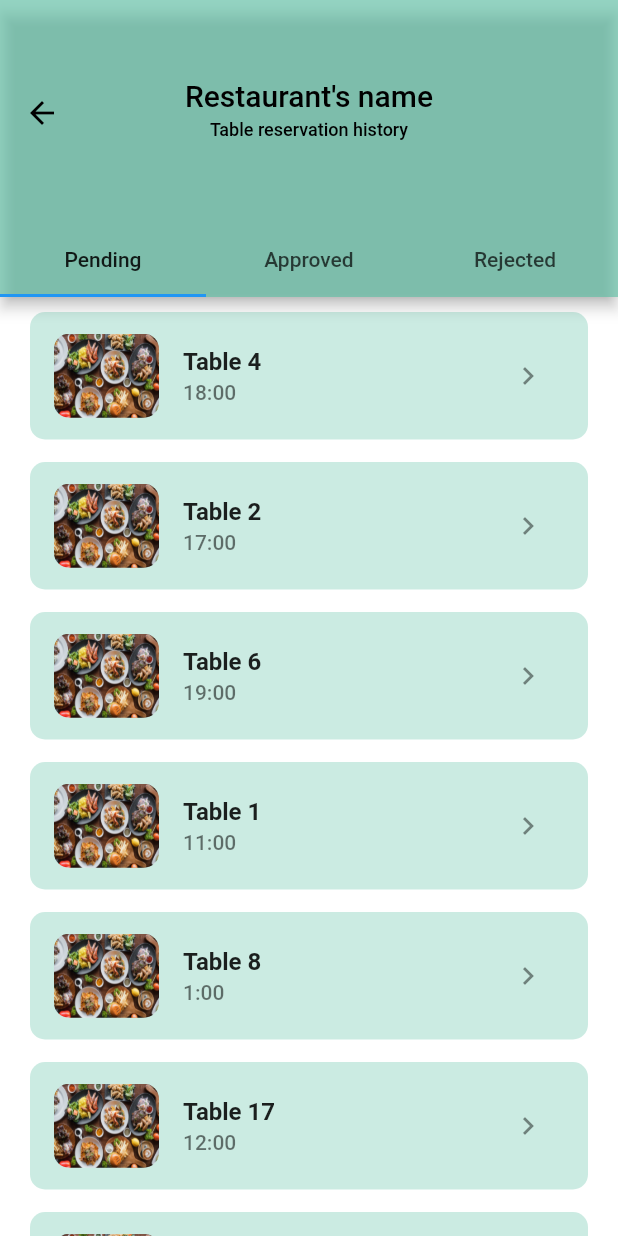
After one commit to maheensabahat/hangry, a Flutter app: the RestaurantHome screen opened directly, after a tap on "Tables", on a phone screen of 412 x 824 dp. The commit adds this screen. Run offline on Flutter 3.47's test engine with Material 2 defaults, Android fonts, the phone set to English and light mode, and no system bars; our stand-ins replace curved_navigation_bar, numberpicker; missing offline and left inert: scroll_app_bar.

Commit message:
Changes in UI

```diff
--- a/lib/RestaurantHome.dart
+++ b/lib/RestaurantHome.dart
@@ -1,4 +1,7 @@
 import 'package:flutter/material.dart';
+import 'package:project/RestaurantMenu.dart';
+import 'package:project/RestaurantOrder.dart';
+import 'package:project/TableReservations.dart';
 
 class RestaurantHome extends StatefulWidget {
   const RestaurantHome({Key? key}) : super(key: key);
@@ -10,12 +13,14 @@ class RestaurantHome extends StatefulWidget {
 class _RestaurantHomeState extends State<RestaurantHome> {
   @override
   Widget build(BuildContext context) {
-    return Column(
+    return Scaffold(
+      body: Column(
+        mainAxisAlignment: MainAxisAlignment.center,
         children: [
           Container(
-          child: new Image.asset(
-            'assets/chef.png',
-            height: 60.0,
+            child: Image.asset(
+              'assets/Chef.png',
+              width: 500,
               fit: BoxFit.cover,
             ),
           ),
@@ -26,13 +31,13 @@ class _RestaurantHomeState extends State<RestaurantHome> {
                 padding: const EdgeInsets.all(8.0),
                 child: SizedBox(
                   height: 50,
-                width: 110,
+                  width: 80,
                   child: ElevatedButton(
                     onPressed: () {
                       Navigator.push(
                         context,
                         MaterialPageRoute(
-                          builder: (context) => const RestaurantHome()),
+                            builder: (context) => const RestaurantMenu()),
                       );
                     },
                     child: const Text('Menu'),
@@ -45,13 +50,13 @@ class _RestaurantHomeState extends State<RestaurantHome> {
                 padding: const EdgeInsets.all(8.0),
                 child: SizedBox(
                   height: 50,
-                width: 110,
+                  width: 80,
                   child: ElevatedButton(
                     onPressed: () {
                       Navigator.push(
                         context,
                         MaterialPageRoute(
-                          builder: (context) => const RestaurantHome()),
+                            builder: (context) => const RestaurantOrder()),
                       );
                     },
                     child: const Text('Orders'),
@@ -64,13 +69,13 @@ class _RestaurantHomeState extends State<RestaurantHome> {
                 padding: const EdgeInsets.all(8.0),
                 child: SizedBox(
                   height: 50,
-                width: 110,
+                  width: 80,
                   child: ElevatedButton(
                     onPressed: () {
                       Navigator.push(
                         context,
                         MaterialPageRoute(
-                          builder: (context) => const RestaurantHome()),
+                            builder: (context) => const TableReservations()),
                       );
                     },
                     child: const Text('Tables'),
@@ -82,6 +87,7 @@ class _RestaurantHomeState extends State<RestaurantHome> {
             ],
           ),
         ],
+      ),
     );
   }
 }
--- /dev/null
+++ b/lib/TableReservations.dart
@@ -0,0 +1,167 @@
+import 'package:flutter/material.dart';
+import 'package:project/Entities/Restaurant.dart';
+import 'package:project/Views/User/Widgets/RestaurantBanner.dart';
+import '../../ReservationRequests.dart';
+
+class TableReservations extends StatefulWidget {
+  const TableReservations({Key? key}) : super(key: key);
+
+  @override
+  _TableReservationsState createState() => _TableReservationsState();
+}
+
+class _TableReservationsState extends State<TableReservations>
+    with SingleTickerProviderStateMixin {
+  @override
+  List<tables> Pending_tables = [
+    tables(name: "Table 4", time: "18:00"),
+    tables(name: "Table 2", time: "17:00"),
+    tables(name: "Table 6", time: "19:00"),
+    tables(name: "Table 1", time: "11:00"),
+    tables(name: "Table 8", time: "1:00"),
+    tables(name: "Table 17", time: "12:00"),
+    tables(name: "Table 23", time: "19:00"),
+    tables(name: "Table 29", time: "18:00"),
+  ];
+
+  List<tables> Approved_tables = [
+    tables(name: "Table 3", time: "02:00"),
+    tables(name: "Table 7", time: "12:30"),
+    tables(name: "Table 9", time: "01:30"),
+    tables(name: "Table 11", time: "01:45"),
+    tables(name: "Table 15", time: "16:45"),
+    tables(name: "Table 20", time: "16:00"),
+    tables(name: "Table 25", time: "17:30"),
+    tables(name: "Table 19", time: "17:30")
+  ];
+
+  List<tables> Rejected_reservation = [
+    tables(name: "Table 3", time: "17:30"),
+    tables(name: "Table 13", time: "17:30"),
+    tables(name: "Table 18", time: "15:30"),
+    tables(name: "Table 30", time: "13:30"),
+    tables(name: "Table 16", time: "5:00"),
+  ];
+  late final _tabController = TabController(length: 3, vsync: this);
+
+  Widget build(BuildContext context) => Scaffold(
+        appBar: AppBar(
+          toolbarHeight: 150,
+          foregroundColor: Colors.black,
+          backgroundColor: Color(0xA05ABFA3),
+          title: Column(
+            children: [
+              Text(
+                "Restaurant's name",
+                textAlign: TextAlign.center,
+              ),
+              Padding(
+                padding: const EdgeInsets.all(4.0),
+                child: Text(
+                  "Table reservation history",
+                  style: TextStyle(fontSize: 12),
+                  textAlign: TextAlign.center,
+                ),
+              )
+            ],
+          ),
+          centerTitle: true,
+          bottom: TabBar(
+            controller: _tabController,
+            tabs: [
+              Tab(
+                text: 'Pending',
+              ),
+              Tab(
+                text: 'Approved',
+              ),
+              Tab(
+                text: 'Rejected',
+              ),
+            ],
+          ),
+        ),
+        body: TabBarView(
+          controller: _tabController,
+          children: [
+            MaterialApp(
+              home: Center(
+                child: list(Pending_tables, 'Pending'),
+              ),
+            ),
+            MaterialApp(
+              home: Center(
+                child: list(Approved_tables, 'Approved'),
+              ),
+            ),
+            MaterialApp(
+              home: Center(
+                child: list(Rejected_reservation, 'Rejected'),
+              ),
+            ),
+          ],
+        ),
+      );
+}
+
+class tables {
+  final String name;
+  final String time;
+
+  tables({required this.name, required this.time});
+}
+
+ListView list(List x, String type) {
+  return ListView.builder(
+    itemExtent: 100,
+    itemCount: x.length,
+    itemBuilder: (context, index) {
+      return Padding(
+        padding: const EdgeInsets.fromLTRB(20, 10, 20, 5),
+        child: Container(
+          decoration: BoxDecoration(
+              color: const Color(0x505ABFA3),
+              borderRadius: BorderRadius.all(Radius.circular(10))),
+          height: 100,
+          child: Align(
+            alignment: const Alignment(0, 0),
+            child: InkWell(
+              child: ListTile(
+                title: Text(
+                  x[index].name,
+                  style: TextStyle(fontWeight: FontWeight.bold),
+                ),
+                onTap: () {
+                  Navigator.of(context).push(MaterialPageRoute(
+                      builder: (context) => ReservationRequests(type: type)));
+                },
+                //if conditions here to see from which tab bar is it clicked from
+                //if it's not clicked from pending then it wouldn't show approve reject buttons in the next phase
+                subtitle: Text(x[index].time,
+                    style: TextStyle(fontWeight: FontWeight.w500)),
+                trailing: IconButton(
+                  icon: const Icon(
+                    Icons.chevron_right,
+                  ),
+                  onPressed: () {},
+                ),
+                leading: Container(
+                  height: 100,
+                  width: 70,
+                  decoration: BoxDecoration(
+                      image: DecorationImage(
+                        image: AssetImage(
+                          'assets/restaurant.jpg',
+                        ),
+                        fit: BoxFit.fill,
+                      ),
+                      borderRadius: BorderRadius.circular(10)),
+                ),
+              ),
+            ),
+          ),
+        ),
+      );
+    },
+  );
+}
--- a/lib/Views/User/Favorites.dart
+++ b/lib/Views/User/Favorites.dart
@@ -22,9 +22,7 @@ class _FavoritesState extends State<Favorites> {
         leading: Padding(
           padding: const EdgeInsets.fromLTRB(0, 20, 0, 0),
           child: IconButton(
-            icon: const Icon(
-              Icons.arrow_back,
-            ),
+            icon: const Icon(Icons.arrow_back, color: Colors.black),
             onPressed: () {
               Navigator.of(context).pop();
             },
@@ -36,7 +34,7 @@ class _FavoritesState extends State<Favorites> {
           padding: EdgeInsets.fromLTRB(0, 20, 0, 0),
           child: Text(
             'Favorites',
-            style: TextStyle(fontSize: 22),
+            style: TextStyle(fontSize: 22, color: Colors.black, fontWeight: FontWeight.bold),
           ),
         ),
         centerTitle: true,
--- a/lib/Views/User/Profile.dart
+++ b/lib/Views/User/Profile.dart
@@ -1,7 +1,7 @@
 import 'package:flutter/cupertino.dart';
 import 'package:flutter/material.dart';
 import 'package:project/Views/User/MyOrders.dart';
-import 'package:project/Views/User/ReserveTable.dart';
+import 'package:project/TableReservations.dart';
 import 'package:project/Views/User/Widgets/Restauarant_Widget.dart';
 
 import '../../Entities/Restaurant.dart';
@@ -152,7 +152,7 @@ class buttons extends StatelessWidget {
           Navigator.of(context).push(
             MaterialPageRoute(builder: (context) {
               if (istable) {
-                return ReserveTable();
+                return TableReservations();
               }
               return MyOrders();
             }),
--- a/lib/Views/User/Widgets/RestaurantBanner.dart
+++ b/lib/Views/User/Widgets/RestaurantBanner.dart
@@ -40,7 +40,7 @@ class RestaurantBanner extends StatelessWidget {
           child: Text(
             Cuisine,
             style: TextStyle(
-              fontSize: 17,
+              fontSize: 15,
               fontWeight: FontWeight.w500,
             ),
           ),
--- a/lib/temporary_main_page.dart
+++ b/lib/temporary_main_page.dart
@@ -22,7 +22,7 @@ class _TempMainState extends State<TempMain> {
           Padding(
             padding: const EdgeInsets.fromLTRB(0, 0, 0, 16),
             child: Text(
-              'Log in as',
+              'Log in as:',
               style: TextStyle(fontSize: 26, fontWeight: FontWeight.bold),
             ),
           ),
```
Also changed, not shown: lib/ReservationRequests.dart (added, +133 -0 lines), lib/Signup_history.dart (+38 -22 lines), lib/Table_reservation.dart (deleted, +0 -169 lines), lib/Views/User/MyOrders.dart (+7 -7 lines), lib/Views/User/TableReservation.dart (deleted, +0 -110 lines), lib/main.dart (+4 -5 lines). Lines whose indentation alone changed are shown as unchanged.
